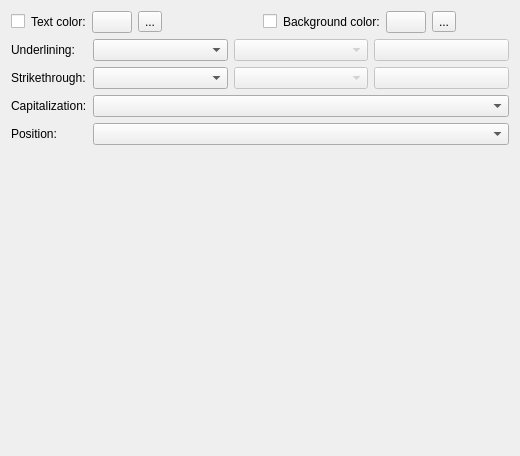
Qt form plugins/textshape/dialogs/stylemanager/CharacterHighlightingTab.ui (KDE/calligra) before a commit.
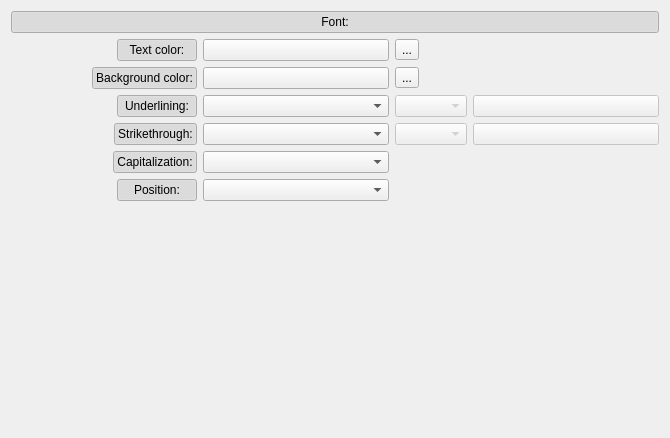
The same form after that commit. Custom widgets are drawn as their Qt base class.

```diff
--- a/plugins/textshape/dialogs/stylemanager/CharacterHighlightingTab.ui
+++ b/plugins/textshape/dialogs/stylemanager/CharacterHighlightingTab.ui
@@ -6,187 +6,198 @@
    <rect>
     <x>0</x>
     <y>0</y>
-    <width>520</width>
-    <height>456</height>
+    <width>670</width>
+    <height>438</height>
    </rect>
   </property>
-  <layout class="QVBoxLayout">
+  <layout class="QVBoxLayout" name="verticalLayout">
    <item>
-    <layout class="QGridLayout" name="fontLayout"/>
+    <widget class="QPushButton" name="fontLabel">
+     <property name="text">
+      <string>Font:</string>
+     </property>
+     <property name="checkable">
+      <bool>true</bool>
+     </property>
+     <property name="checked">
+      <bool>true</bool>
+     </property>
+    </widget>
    </item>
    <item>
-    <layout class="QHBoxLayout">
-     <item>
-      <layout class="QHBoxLayout" stretch="0,0,0,0,1">
-       <item>
-        <widget class="QCheckBox" name="enableText"/>
+    <layout class="QVBoxLayout" name="fontLayout"/>
        </item>
        <item>
-        <widget class="QLabel" name="textColorLabel">
+    <layout class="QGridLayout" name="gridLayout">
+     <item row="0" column="0" alignment="Qt::AlignRight">
+      <widget class="QPushButton" name="textColorLabel">
          <property name="text">
           <string>Text color:</string>
          </property>
-         <property name="buddy">
-          <cstring>textColor</cstring>
+       <property name="checkable">
+        <bool>true</bool>
+       </property>
+       <property name="checked">
+        <bool>true</bool>
+       </property>
+       <property name="flat">
+        <bool>true</bool>
          </property>
         </widget>
        </item>
-       <item>
+     <item row="0" column="1">
         <widget class="KColorButton" name="textColor"/>
        </item>
-       <item>
+     <item row="0" column="2">
         <widget class="QToolButton" name="resetTextColor">
          <property name="text">
           <string>...</string>
          </property>
         </widget>
        </item>
-       <item>
-        <spacer>
-         <property name="orientation">
-          <enum>Qt::Horizontal</enum>
-         </property>
-        </spacer>
-       </item>
-      </layout>
-     </item>
-     <item>
-      <layout class="QHBoxLayout" stretch="0,0,0,0,1">
-       <item>
-        <widget class="QCheckBox" name="enableBackground">
-         <property name="text">
-          <string/>
-         </property>
-        </widget>
-       </item>
-       <item>
-        <widget class="QLabel" name="backgroundColorLabel">
+     <item row="1" column="0" alignment="Qt::AlignRight">
+      <widget class="QPushButton" name="backgroundColorLabel">
          <property name="text">
           <string>Background color:</string>
          </property>
-         <property name="buddy">
-          <cstring>backgroundColor</cstring>
+       <property name="checkable">
+        <bool>true</bool>
+       </property>
+       <property name="checked">
+        <bool>true</bool>
+       </property>
+       <property name="flat">
+        <bool>true</bool>
          </property>
         </widget>
        </item>
-       <item>
+     <item row="1" column="1">
         <widget class="KColorButton" name="backgroundColor"/>
        </item>
-       <item>
+     <item row="1" column="2">
         <widget class="QToolButton" name="resetBackground">
          <property name="text">
           <string>...</string>
          </property>
         </widget>
        </item>
-       <item>
-        <spacer>
-         <property name="orientation">
-          <enum>Qt::Horizontal</enum>
-         </property>
-        </spacer>
-       </item>
-      </layout>
-     </item>
-    </layout>
-   </item>
-   <item>
-    <layout class="QFormLayout">
-     <item row="0" column="0">
-      <widget class="QLabel">
+     <item row="2" column="0" alignment="Qt::AlignRight">
+      <widget class="QPushButton" name="underlineLabel">
        <property name="text">
         <string>Underlining:</string>
        </property>
-       <property name="buddy">
-        <cstring>underlineStyle</cstring>
+       <property name="checkable">
+        <bool>true</bool>
+       </property>
+       <property name="checked">
+        <bool>true</bool>
+       </property>
+       <property name="flat">
+        <bool>true</bool>
        </property>
       </widget>
      </item>
-     <item row="0" column="1">
-      <layout class="QHBoxLayout">
-       <item>
+     <item row="2" column="1">
         <widget class="KComboBox" name="underlineStyle"/>
        </item>
-       <item>
+     <item row="2" column="2">
         <widget class="KComboBox" name="underlineLineStyle">
          <property name="enabled">
           <bool>false</bool>
          </property>
         </widget>
        </item>
-       <item>
+     <item row="2" column="3">
         <widget class="KColorButton" name="underlineColor">
          <property name="enabled">
           <bool>false</bool>
          </property>
         </widget>
        </item>
-      </layout>
-     </item>
-     <item row="1" column="0">
-      <widget class="QLabel">
+     <item row="3" column="0" alignment="Qt::AlignRight">
+      <widget class="QPushButton" name="strikethroughLabel">
        <property name="text">
         <string>Strikethrough:</string>
        </property>
-       <property name="buddy">
-        <cstring>strikethroughStyle</cstring>
+       <property name="checkable">
+        <bool>true</bool>
+       </property>
+       <property name="checked">
+        <bool>true</bool>
+       </property>
+       <property name="flat">
+        <bool>true</bool>
        </property>
       </widget>
      </item>
-     <item row="1" column="1">
-      <layout class="QHBoxLayout">
-       <item>
+     <item row="3" column="1">
         <widget class="QComboBox" name="strikethroughStyle"/>
        </item>
-       <item>
+     <item row="3" column="2">
         <widget class="QComboBox" name="strikethroughLineStyle">
          <property name="enabled">
           <bool>false</bool>
          </property>
         </widget>
        </item>
-       <item>
+     <item row="3" column="3">
         <widget class="KColorButton" name="strikethroughColor">
          <property name="enabled">
           <bool>false</bool>
          </property>
         </widget>
        </item>
-      </layout>
-     </item>
-     <item row="2" column="0">
-      <widget class="QLabel">
+     <item row="4" column="0" alignment="Qt::AlignRight">
+      <widget class="QPushButton" name="capitalizationLabel">
        <property name="text">
         <string>Capitalization:</string>
        </property>
-       <property name="buddy">
-        <cstring>capitalizationList</cstring>
+       <property name="checkable">
+        <bool>true</bool>
+       </property>
+       <property name="checked">
+        <bool>true</bool>
+       </property>
+       <property name="flat">
+        <bool>true</bool>
        </property>
       </widget>
      </item>
-     <item row="2" column="1">
+     <item row="4" column="1">
       <widget class="QComboBox" name="capitalizationList"/>
      </item>
-     <item row="3" column="0">
-      <widget class="QLabel">
+     <item row="5" column="0" alignment="Qt::AlignRight">
+      <widget class="QPushButton" name="positionLabel">
        <property name="text">
         <string>Position:</string>
        </property>
-       <property name="buddy">
-        <cstring>positionList</cstring>
+       <property name="checkable">
+        <bool>true</bool>
+       </property>
+       <property name="checked">
+        <bool>true</bool>
+       </property>
+       <property name="flat">
+        <bool>true</bool>
        </property>
       </widget>
      </item>
-     <item row="3" column="1">
+     <item row="5" column="1">
       <widget class="QComboBox" name="positionList"/>
      </item>
     </layout>
    </item>
    <item>
-    <spacer>
+    <spacer name="verticalSpacer">
      <property name="orientation">
       <enum>Qt::Vertical</enum>
      </property>
+     <property name="sizeHint" stdset="0">
+      <size>
+       <width>20</width>
+       <height>226</height>
+      </size>
+     </property>
     </spacer>
    </item>
   </layout>
```
Lines whose indentation alone changed are shown as unchanged.
